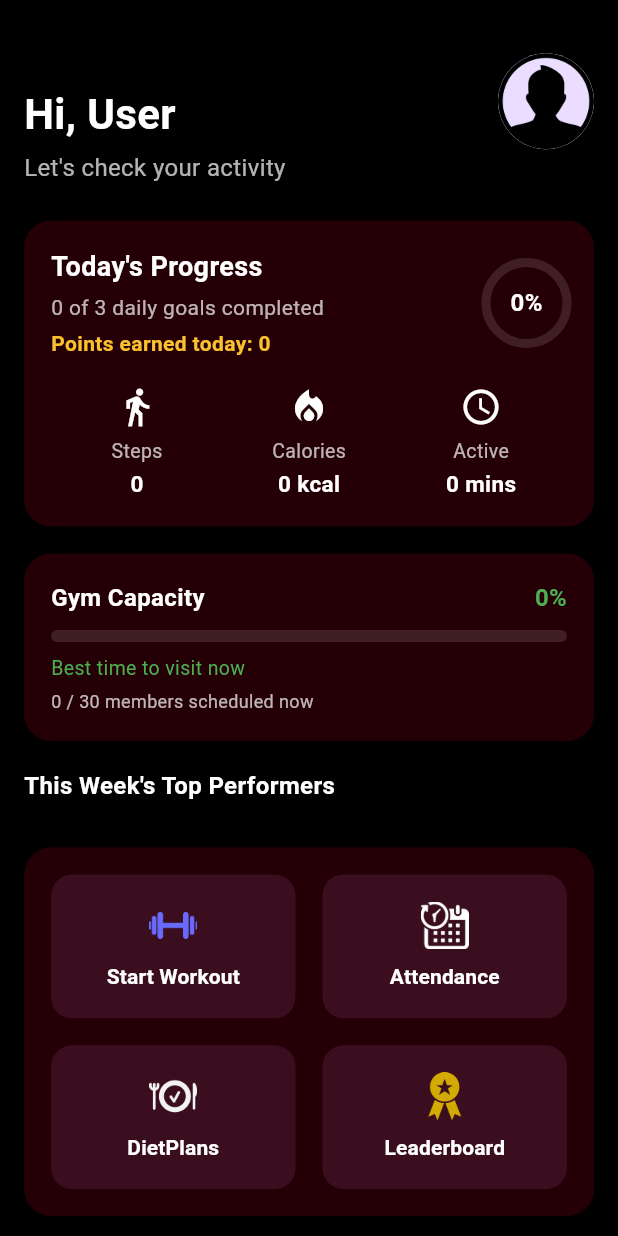
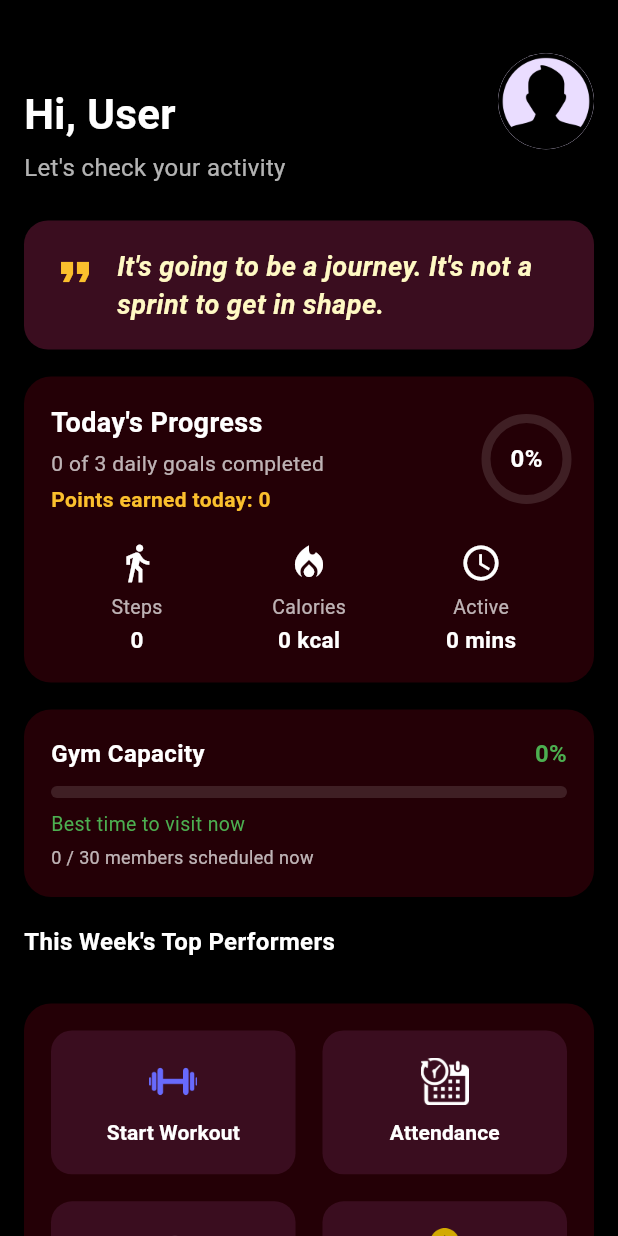
Before and after one commit to rishithamenush/xzo, a Flutter app: the HomeScreen screen opened directly, on a phone screen of 412 x 824 dp. Run offline on Flutter 3.47's test engine with Material 3 defaults, Android fonts, the phone set to English and light mode, and no system bars; our stand-ins replace auto_size_text, cloud_firestore, file_picker, firebase_auth, firebase_core, firebase_storage and 7 more; missing offline and left inert: crypt, flutter_pdfview, geocode; accounts and stored records are empty.

Commit message:
update all correctly

```diff
--- a/lib/view/screens/home_screen_widgets/home_screen.dart
+++ b/lib/view/screens/home_screen_widgets/home_screen.dart
@@ -158,6 +158,45 @@ class _HomeScreenState extends State<HomeScreen> {
     final String userName = (sharedUser.name != null && sharedUser.name!.trim().isNotEmpty) ? sharedUser.name! : 'User';
     final String userAvatar = "assets/images/img_png/userprof.png"; // Replace with your avatar asset
 
+    // Motivational quotes (30 for each day of the month)
+    final List<String> motivationQuotes = [
+      "Push yourself, because no one else is going to do it for you.",
+      "Success starts with self-discipline.",
+      "The pain you feel today will be the strength you feel tomorrow.",
+      "Don't limit your challenges. Challenge your limits.",
+      "It never gets easier, you just get stronger.",
+      "You don't have to be extreme, just consistent.",
+      "Sweat is fat crying.",
+      "The only bad workout is the one that didn't happen.",
+      "Doubt kills more dreams than failure ever will.",
+      "You are your only limit.",
+      "Don't wish for a good body, work for it.",
+      "No pain, no gain. Shut up and train.",
+      "The body achieves what the mind believes.",
+      "Wake up. Work out. Look hot. Kick ass.",
+      "If it doesn't challenge you, it won't change you.",
+      "Excuses don't burn calories.",
+      "You don't get what you wish for. You get what you work for.",
+      "Discipline is the bridge between goals and accomplishment.",
+      "Don't stop when you're tired. Stop when you're done.",
+      "The difference between try and triumph is a little umph.",
+      "Strive for progress, not perfection.",
+      "A little progress each day adds up to big results.",
+      "It's going to be a journey. It's not a sprint to get in shape.",
+      "You are much stronger than you think.",
+      "Fall in love with taking care of yourself.",
+      "The hardest lift of all is lifting your butt off the couch.",
+      "Don't count the days, make the days count.",
+      "Energy and persistence conquer all things.",
+      "Suffer the pain of discipline or suffer the pain of regret.",
+      "Your only limit is you."
+    ];
+    // Generate a unique quote index for each user each day
+    String userKey = sharedUser.id ?? sharedUser.email ?? sharedUser.name ?? "user";
+    int userHash = userKey.codeUnits.fold(0, (prev, c) => prev + c);
+    final int quoteIndex = (userHash + DateTime.now().day) % motivationQuotes.length;
+    final String todayQuote = motivationQuotes[quoteIndex];
+
     return Scaffold(
       backgroundColor: Colors.black,
       body: SingleChildScrollView(
@@ -200,7 +239,42 @@ class _HomeScreenState extends State<HomeScreen> {
               ],
             ),
             SizedBox(height: 24),
-
+            // Motivation Quote
+            Container(
+              width: double.infinity,
+              margin: const EdgeInsets.only(bottom: 18),
+              padding: const EdgeInsets.symmetric(vertical: 18, horizontal: 18),
+              decoration: BoxDecoration(
+                color: Color(0xFF3A0D1F),
+                borderRadius: BorderRadius.circular(16),
+                boxShadow: [
+                  BoxShadow(
+                    color: Colors.black.withOpacity(0.12),
+                    blurRadius: 8,
+                    offset: Offset(0, 4),
+                  ),
+                ],
+              ),
+              child: Row(
+                crossAxisAlignment: CrossAxisAlignment.start,
+                children: [
+                  Icon(Icons.format_quote, color: Colors.yellow[700], size: 32),
+                  SizedBox(width: 12),
+                  Expanded(
+                    child: Text(
+                      todayQuote,
+                      style: TextStyle(
+                        color: Colors.yellow[100],
+                        fontSize: 18,
+                        fontStyle: FontStyle.italic,
+                        fontWeight: FontWeight.w600,
+                        height: 1.4,
+                      ),
+                    ),
+                  ),
+                ],
+              ),
+            ),
             // Today's Progress Card
             Container(
               width: double.infinity,
```
